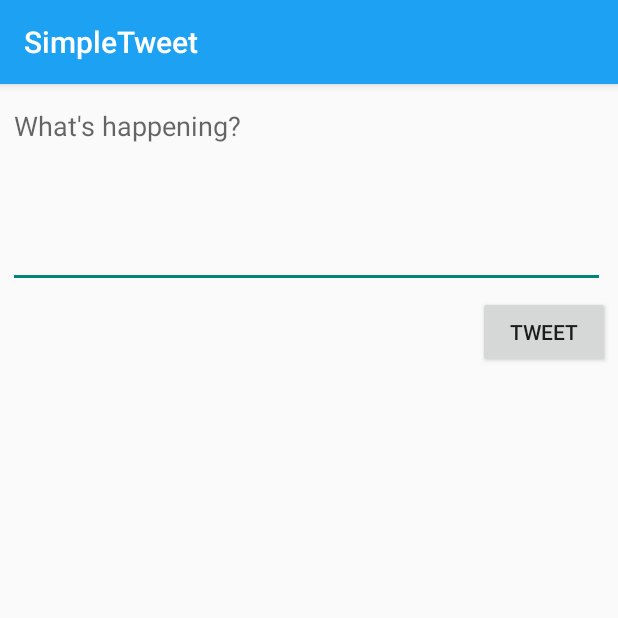
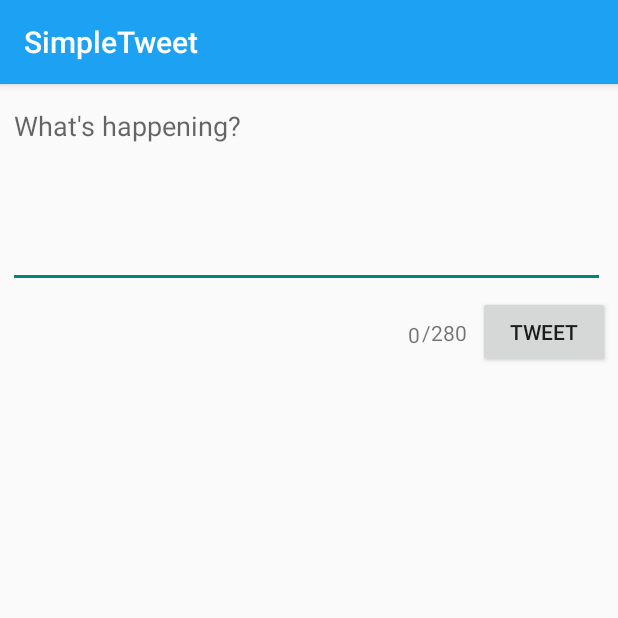
Before and after one commit to NOSH2000/SimpleTweet, an Android app: the ComposeActivity screen opened directly, with no data from a screen before it, on a phone screen of 412 x 824 dp, the top half of it. Run offline under Robolectric (Android 15) with nearby library versions, the phone set to English and light mode, and no system bars; our stand-ins replace Room's generated code; libraries missing offline, so code that uses them is left out: com.codepath.asynchttpclient, com.facebook.stetho, org.parceler; 1 statement that could not run was skipped.

Commit message:
Add character count and limit

```diff
--- a/app/src/main/java/com/codepath/apps/restclienttemplate/ComposeActivity.java
+++ b/app/src/main/java/com/codepath/apps/restclienttemplate/ComposeActivity.java
@@ -5,10 +5,13 @@ import okhttp3.Headers;
 
 import android.content.Intent;
 import android.os.Bundle;
+import android.text.Editable;
+import android.text.TextWatcher;
 import android.util.Log;
 import android.view.View;
 import android.widget.Button;
 import android.widget.EditText;
+import android.widget.TextView;
 import android.widget.Toast;
 
 import com.codepath.apps.restclienttemplate.models.Tweet;
@@ -20,10 +23,11 @@ import org.parceler.Parcels;
 public class ComposeActivity extends AppCompatActivity {
 
     public static final String TAG = "ComposeActivity";
-    public static final int MAX_TWEET_LENGTH = 140;
+    public static final int MAX_TWEET_LENGTH = 280;
 
     EditText etCompose;
     Button btnTweet;
+    TextView tvCount;
 
     TwitterClient client;
 
@@ -36,6 +40,28 @@ public class ComposeActivity extends AppCompatActivity {
 
         etCompose = findViewById(R.id.etCompose);
         btnTweet = findViewById(R.id.btnTweet);
+        tvCount = findViewById(R.id.tvCount);
+
+        etCompose.addTextChangedListener(new TextWatcher() {
+            @Override
+            public void onTextChanged(CharSequence s, int start, int before, int count) {
+                // Fires right as the text is being changed (even supplies the range of text)
+                int num = etCompose.getText().toString().length();
+                Log.i(TAG, "onTextChanged: " + num);
+                tvCount.setText("" + (int) num);
+            }
+
+            @Override
+            public void beforeTextChanged(CharSequence s, int start, int count,
+                                          int after) {
+                // Fires right before text is changing
+            }
+
+            @Override
+            public void afterTextChanged(Editable s) {
+                // Fires right after the text has changed
+            }
+        });
 
         //Set click listener on button
         btnTweet.setOnClickListener(new View.OnClickListener() {
@@ -43,11 +69,11 @@ public class ComposeActivity extends AppCompatActivity {
             public void onClick(View v) {
                 // If the tweet is empty or more than the character limit
                 final String tweetContent = etCompose.getText().toString();
-                if(tweetContent.isEmpty()) {
+                if (tweetContent.isEmpty()) {
                     Toast.makeText(ComposeActivity.this, "Sorry, your tweet cannot be empty", Toast.LENGTH_LONG).show();
                     return;
                 }
-                if(tweetContent.length() > MAX_TWEET_LENGTH){
+                if (tweetContent.length() > MAX_TWEET_LENGTH) {
                     Toast.makeText(ComposeActivity.this, "Sorry, your tweet is too long", Toast.LENGTH_LONG).show();
                     return;
                 }
--- a/app/src/main/java/com/codepath/apps/restclienttemplate/models/TweetDao.java
+++ b/app/src/main/java/com/codepath/apps/restclienttemplate/models/TweetDao.java
@@ -11,7 +11,7 @@ import androidx.room.Query;
 public interface TweetDao {
 
     @Query("SELECT Tweet.body AS tweet_body, Tweet.createdAt AS tweet_createdAt, Tweet.id AS tweet_id, User.* " +
-            "FROM Tweet INNER JOIN User ON Tweet.userId = User.id ORDER BY Tweet.createdAt DESC LIMIT 5")
+            "FROM Tweet INNER JOIN User ON Tweet.userId = User.id ORDER BY Tweet.createdAt DESC LIMIT 300")
     List<TweetWithUser> recentItems();
 
     @Insert(onConflict = OnConflictStrategy.REPLACE)
--- a/app/src/main/res/layout/activity_compose.xml
+++ b/app/src/main/res/layout/activity_compose.xml
@@ -17,6 +17,7 @@
         android:ems="10"
         android:gravity="start|top"
         android:hint="What's happening?"
+        android:maxLength="280"
         android:inputType="textMultiLine"
         android:minLines="5" />
 
@@ -29,4 +30,24 @@
         android:layout_marginEnd="5dp"
         android:layout_marginTop="5dp"
         android:text="@string/tweet" />
+
+    <TextView
+        android:id="@+id/tvMaxCount"
+        android:layout_width="wrap_content"
+        android:layout_height="wrap_content"
+        android:layout_below="@+id/etCompose"
+        android:layout_marginEnd="7dp"
+        android:layout_marginTop="20dp"
+        android:layout_toStartOf="@+id/btnTweet"
+        android:text="/280" />
+
+    <TextView
+        android:id="@+id/tvCount"
+        android:layout_width="wrap_content"
+        android:layout_height="wrap_content"
+        android:layout_below="@+id/etCompose"
+        android:layout_marginEnd="1dp"
+        android:layout_marginTop="21dp"
+        android:layout_toStartOf="@+id/tvMaxCount"
+        android:text="0" />
 </RelativeLayout>
```
